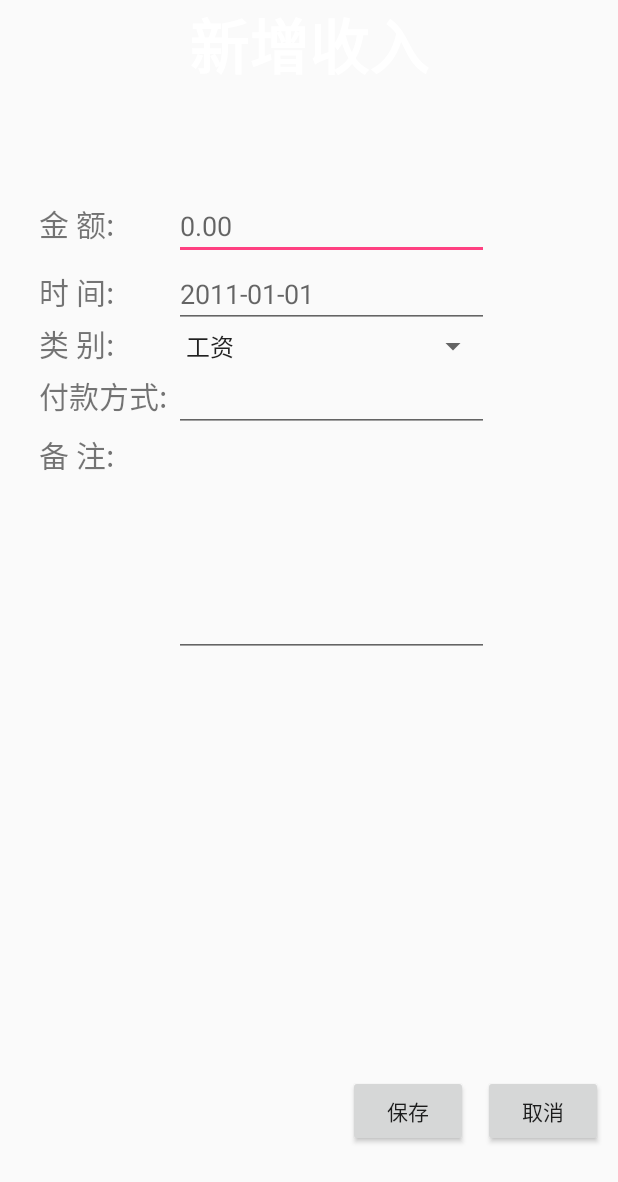
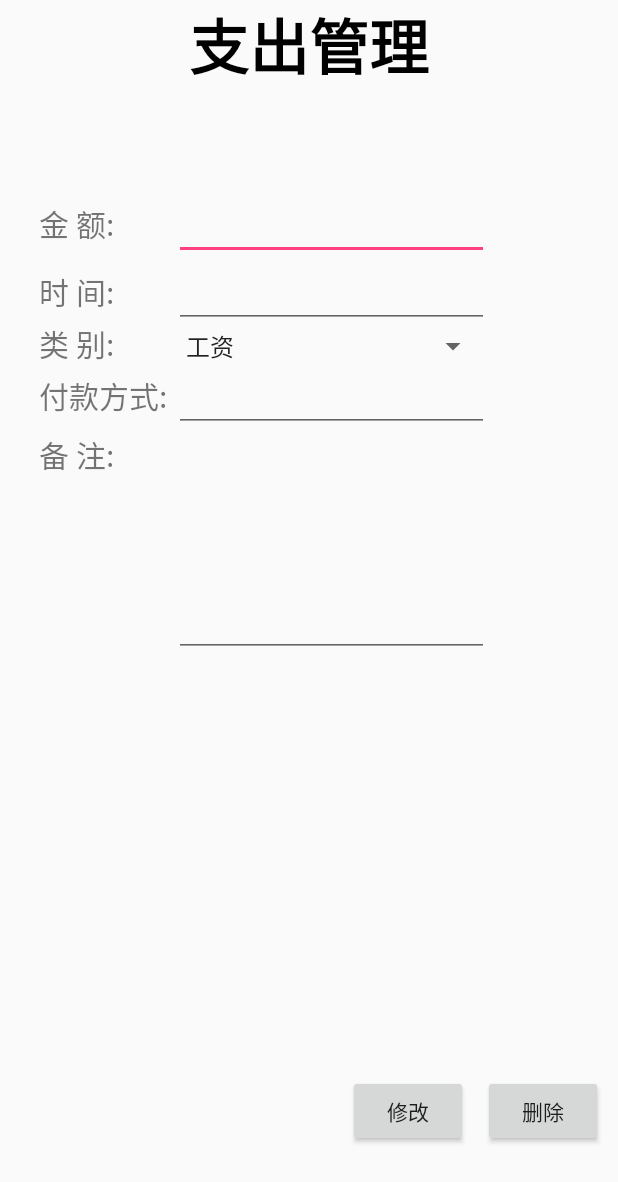
Before and after one commit to menghuailiu/AccountMS, an Android app: the layout infomanage.xml on its own in the app's theme, with its tools: preview values and no code run, on a phone screen of 412 x 824 dp. Shown: the top 1182 px of the screen. Run offline under Robolectric (Android 15) with nearby library versions, the phone set to English and light mode, and no system bars.

Commit message:
修改删除收入

```diff
--- a/app/src/main/java/patrickstar/com/accountms/Inaccountinfo.java
+++ b/app/src/main/java/patrickstar/com/accountms/Inaccountinfo.java
@@ -44,7 +44,7 @@ public class Inaccountinfo extends Activity {
         String[] strInfos=null;//定义字符串数组，用来存储收入信息
         ArrayAdapter <String> arrayAdapter=null;//创建arrayAdapter对象
         strType="btnininfo";//为strType变量赋值
-        DBInAcount inaccountinfo=new DBInAcount(Inaccountinfo.this);//创建tb_inaccountDao对象
+        DBInAcount inaccountinfo=new DBInAcount(Inaccountinfo.this);//创建DBInAcount对象
         //获取所有收入信息，并存储到List泛型集合中
         List<tb_inaccount>listinfos=inaccountinfo.getScrollData(0,(int)inaccountinfo.getConut());
         strInfos=new String[listinfos.size()];//设置字符串数组的长度
--- a/app/src/main/res/layout/addinaccount.xml
+++ b/app/src/main/res/layout/infomanage.xml
@@ -1,6 +1,6 @@
 <?xml version="1.0" encoding="utf-8"?>
 <LinearLayout xmlns:android="http://schemas.android.com/apk/res/android"
-    android:id="@+id/initem"
+    android:id="@+id/inoutitem"
     android:orientation="vertical"
     android:layout_width="match_parent"
     android:layout_height="match_parent">
@@ -11,12 +11,13 @@
         android:layout_weight="3"
         >
         <TextView
+            android:id="@+id/inouttitle"
             android:layout_width="wrap_content"
             android:layout_gravity="center"
             android:gravity="center_horizontal"
-          android:text="新增收入"
+            android:text="支出管理"
             android:textSize="40sp"
-          android:textColor="#ffffff"
+            android:textColor="#000000"
             android:textStyle="bold"
             android:layout_height="wrap_content"
             />
@@ -34,100 +35,99 @@
             >
             <TextView
                 android:layout_width="90dp"
-                android:id="@+id/tvInMoney"
+                android:id="@+id/tvInOutMoney"
                 android:textSize="20sp"
                 android:text="金 额:"
                 android:layout_height="wrap_content"
-                android:layout_alignBaseline="@+id/txtInMoney"
-                android:layout_alignBottom="@+id/txtInMoney"
+                android:layout_alignBaseline="@+id/txtInOutMoney"
+                android:layout_alignBottom="@+id/txtInOutMoney"
                 android:layout_alignParentLeft="true"
                 android:layout_marginLeft="16dp"
                 >
             </TextView>
             <EditText
-                android:id="@+id/txtInMoney"
+                android:id="@+id/txtInOutMoney"
                 android:layout_width="210dp"
                 android:layout_height="wrap_content"
-                android:layout_toRightOf="@+id/tvInMoney"
+                android:layout_toRightOf="@+id/tvInOutMoney"
                 android:inputType="number"
                 android:numeric="integer"
                 android:maxLength="9"
-                android:hint="0.00"
                 />
             <TextView
                 android:layout_width="90dp"
-                android:id="@+id/tvInTime"
+                android:id="@+id/tvInOutTime"
                 android:textSize="20sp"
                 android:text="时 间:"
                 android:layout_height="wrap_content"
-                android:layout_alignBaseline="@+id/txtInTime"
-                android:layout_alignBottom="@+id/txtInTime"
-                android:layout_toLeftOf="@+id/txtInMoney"
+                android:layout_alignBaseline="@+id/txtInOutTime"
+                android:layout_alignBottom="@+id/txtInOutTime"
+                android:layout_toLeftOf="@+id/txtInOutMoney"
                 >
             </TextView>
             <EditText
-                android:id="@+id/txtInTime"
+                android:id="@+id/txtInOutTime"
                 android:layout_width="210dp"
                 android:layout_height="wrap_content"
-                android:layout_toRightOf="@+id/tvInTime"
-                android:layout_below="@+id/txtInMoney"
+                android:layout_toRightOf="@+id/tvInOutTime"
+                android:layout_below="@+id/txtInOutMoney"
                 android:inputType="datetime"
-                android:hint="2011-01-01"
                 />
             <TextView
                 android:layout_width="90dp"
-                android:id="@+id/tvInType"
+                android:id="@+id/tvInOutType"
                 android:textSize="20sp"
                 android:text="类 别:"
                 android:layout_height="wrap_content"
-                android:layout_alignBaseline="@+id/spInType"
-                android:layout_alignBottom="@+id/spInType"
-                android:layout_alignLeft="@+id/tvInTime"
+                android:layout_alignBaseline="@+id/spInOutType"
+                android:layout_alignBottom="@+id/spInOutType"
+                android:layout_alignLeft="@+id/tvInOutTime"
                 >
             </TextView>
             <Spinner
-                android:id="@+id/spInType"
+                android:id="@+id/spInOutType"
                 android:layout_width="210dp"
                 android:layout_height="wrap_content"
-                android:layout_toRightOf="@+id/tvInType"
-                android:layout_below="@+id/txtInTime"
+                android:layout_toRightOf="@+id/tvInOutType"
+                android:layout_below="@+id/txtInOutTime"
                 android:entries="@array/type"
+                android:textColor="#000000"
                 />
             <TextView
                 android:layout_width="90dp"
-                android:id="@+id/tvInHandler"
+                android:id="@+id/tvInOut"
                 android:textSize="20sp"
                 android:text="付款方式:"
                 android:layout_height="wrap_content"
-                android:layout_alignBaseline="@+id/txtInHandler"
-                android:layout_alignBottom="@+id/txtInHandler"
-                android:layout_toLeftOf="@+id/spInType"
+                android:layout_alignBaseline="@+id/txtInOut"
+                android:layout_alignBottom="@+id/txtInOut"
+                android:layout_toLeftOf="@+id/spInOutType"
                 >
             </TextView>
             <EditText
-                android:id="@+id/txtInHandler"
+                android:id="@+id/txtInOut"
                 android:layout_width="210dp"
                 android:layout_height="wrap_content"
-                android:layout_toRightOf="@+id/tvInHandler"
-                android:layout_below="@+id/spInType"
+                android:layout_toRightOf="@+id/tvInOut"
+                android:layout_below="@+id/spInOutType"
                 android:singleLine="false"
                 />
             <TextView
                 android:layout_width="90dp"
-                android:id="@+id/tvInMark"
+                android:id="@+id/tvInOutMark"
                 android:textSize="20sp"
                 android:text="备 注:"
                 android:layout_height="wrap_content"
-                android:layout_alignTop="@+id/txtInMark"
-                android:layout_toLeftOf="@+id/txtInHandler"
+                android:layout_alignTop="@+id/txtInOutMark"
+                android:layout_toLeftOf="@+id/txtInOut"
                 >
             </TextView>
             <EditText
-                android:id="@+id/txtInMark"
+                android:id="@+id/txtInOutMark"
                 android:layout_width="210dp"
                 android:layout_height="150dp"
-                android:layout_toRightOf="@+id/tvInMark"
-                android:layout_below="@+id/txtInHandler"
+                android:layout_toRightOf="@+id/tvInOutMark"
+                android:layout_below="@+id/txtInOut"
                 android:gravity="top"
                 android:singleLine="false"
                 />
@@ -145,19 +145,19 @@
             android:padding="10dp"
             >
             <Button
-                android:id="@+id/btnInCancel"
+                android:id="@+id/btnInOutDelete"
                 android:layout_width="80dp"
                 android:layout_height="wrap_content"
                 android:layout_alignParentRight="true"
                 android:layout_marginLeft="10dp"
-                android:text="取消"
+                android:text="删除"
                 />
             <Button
-                android:id="@+id/btnInSave"
+                android:id="@+id/btnInOutEdit"
                 android:layout_width="80dp"
                 android:layout_height="wrap_content"
-                android:layout_toLeftOf="@+id/btnInCancel"
-                android:text="保存"
+                android:layout_toLeftOf="@+id/btnInOutDelete"
+                android:text="修改"
                 />
         </RelativeLayout>
     </LinearLayout>
```
Also changed, not shown: app/src/main/java/patrickstar/com/accountms/InfoManage.java (added, +123 -0 lines). Lines whose indentation alone changed are shown as unchanged.
